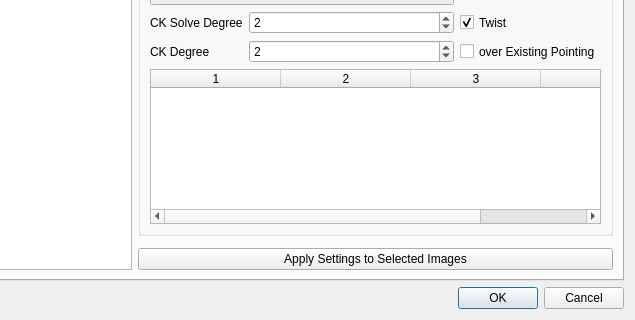
DOI-USGS/ISIS3, file isis/src/qisis/objs/JigsawSetupDialog/JigsawSetupDialog.ui: the form before one commit; both pictures show x 365 to 1000 and y 380 to 700 of the 1000 by 700 pixel window.
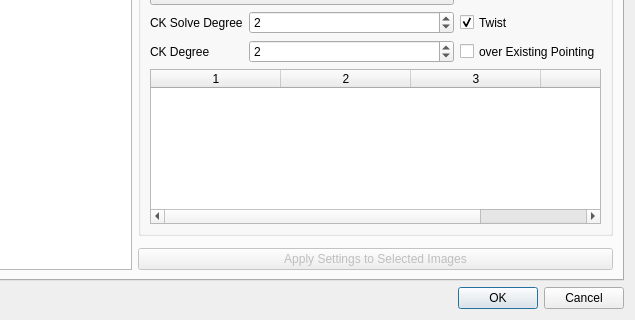
The form after the commit. Icons and pictures are not drawn.

Commit message: Added disabling of BOSS apply button when no images selected.

What changed in the file:
```diff
--- a/isis/src/qisis/objs/JigsawSetupDialog/JigsawSetupDialog.ui
+++ b/isis/src/qisis/objs/JigsawSetupDialog/JigsawSetupDialog.ui
@@ -1345,6 +1345,9 @@
            </item>
            <item row="3" column="1">
             <widget class="QPushButton" name="applySettingsPushButton">
+             <property name="enabled">
+              <bool>false</bool>
+             </property>
              <property name="text">
               <string>Apply Settings to Selected Images</string>
              </property>
```
The commit also changes 2 other files.
